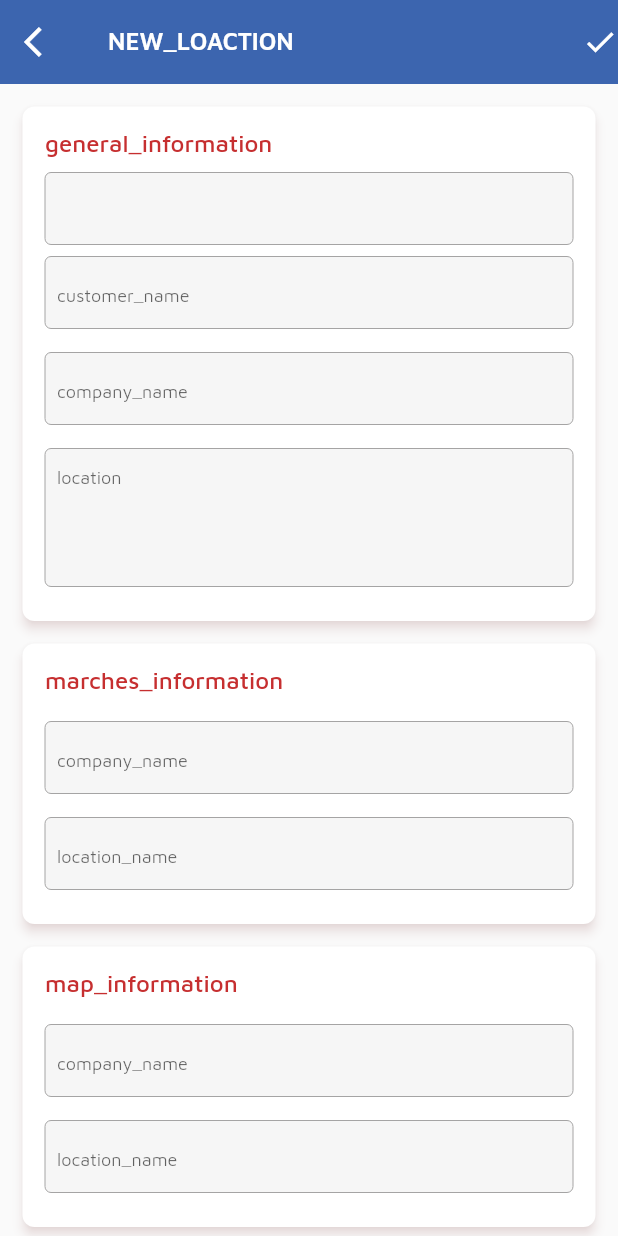
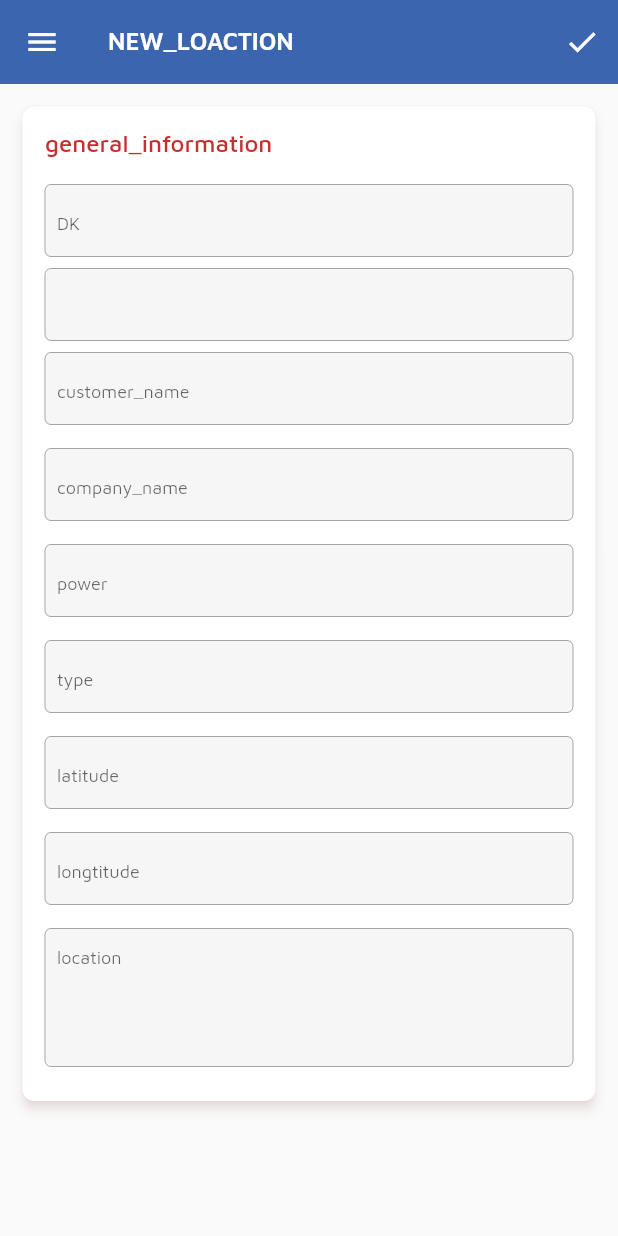
Before and after one commit to kimchhaychheng555/AKISNI-APP, a Flutter app: the ManageView screen opened by its route, on a phone screen of 412 x 824 dp. Run offline on Flutter 3.47's test engine with Material 2 defaults, Android fonts, the phone set to English and light mode, and no system bars; drawn by our look-alikes of date_time_picker, loading_overlay; our stand-ins replace badges, flutter_spinkit, fluttertoast, geolocator, get, get_storage and 3 more; missing offline and left inert: custom_marker, encrypt, mongo_dart; accounts and stored records are empty; statements that could not run were skipped.

Commit message:
add file location

```diff
--- a/akisni_app/lib/controllers/manage_controller.dart
+++ b/akisni_app/lib/controllers/manage_controller.dart
@@ -6,17 +6,17 @@ import 'package:uuid/uuid.dart';
 
 class ManageController extends GetxController {
   var isLoading = false.obs;
-
+  final formKey = GlobalKey<FormState>();
   // Var Location Temp
   var installDate = ''.obs;
   var nameCtrl = TextEditingController();
-  var power = ''.obs;
-  var type = ''.obs;
-  var location = ''.obs;
-  var customerName = ''.obs;
-  var companyName = ''.obs;
-  var latitude = ''.obs;
-  var longtitude = ''.obs;
+  var powerCtrl = TextEditingController();
+  var typeCtrl = TextEditingController();
+  var locationCtrl = TextEditingController();
+  var customerNameCtrl = TextEditingController();
+  var companyNameCtrl = TextEditingController();
+  var latitudeCtrl = TextEditingController();
+  var longtitudeCtrl = TextEditingController();
   // End
 
   void onSelectChangeDate(String? value) {
--- a/akisni_app/lib/controllers/new_user_controller.dart
+++ b/akisni_app/lib/controllers/new_user_controller.dart
@@ -1,3 +1,11 @@
+import 'package:flutter/cupertino.dart';
 import 'package:get/get.dart';
 
-class NewUserController extends GetxController {}
+class NewUserController extends GetxController {
+  var isLoading = false.obs;
+  final formKey = GlobalKey<FormState>();
+  final List<String> list = <String>['Admin', 'GM', 'HR', 'Staff'];
+
+  var userNameCtrl = TextEditingController();
+  var phoneNumberCtrl = TextEditingController();
+}
--- a/akisni_app/lib/helper/app_bindings.dart
+++ b/akisni_app/lib/helper/app_bindings.dart
@@ -3,6 +3,7 @@ import 'package:akisni_app/controllers/location_controller.dart';
 import 'package:akisni_app/controllers/login_controller.dart';
 import 'package:akisni_app/controllers/main_controller.dart';
 import 'package:akisni_app/controllers/manage_controller.dart';
+import 'package:akisni_app/controllers/new_user_controller.dart';
 import 'package:akisni_app/controllers/user_list_controller.dart';
 import 'package:get/get.dart';
 
@@ -15,5 +16,6 @@ class AppBindings extends Bindings {
     Get.lazyPut<LocationController>(() => LocationController());
     Get.lazyPut<UserListController>(() => UserListController());
     Get.lazyPut<ManageController>(() => ManageController());
+    Get.lazyPut<NewUserController>(() => NewUserController());
   }
 }
--- a/akisni_app/lib/helper/app_routes.dart
+++ b/akisni_app/lib/helper/app_routes.dart
@@ -5,6 +5,7 @@ import 'package:akisni_app/views/login_views/login_view.dart';
 import 'package:akisni_app/views/main_views.dart';
 import 'package:akisni_app/views/manage_views/manage_view.dart';
 import 'package:akisni_app/views/no_network_view.dart';
+import 'package:akisni_app/views/user_list_views/new_user_view.dart';
 import 'package:akisni_app/views/user_list_views/user_list_view.dart';
 import 'package:get/get.dart';
 
@@ -43,6 +44,11 @@ class AppRoute {
           binding: AppBindings(),
         ),
         GetPage(
+          name: NewUserView.routeName,
+          page: () => NewUserView(),
+          binding: AppBindings(),
+        ),
+        GetPage(
           name: ManageView.routeName,
           page: () => const ManageView(),
           binding: AppBindings(),
--- a/akisni_app/lib/views/manage_views/manage_view.dart
+++ b/akisni_app/lib/views/manage_views/manage_view.dart
@@ -1,4 +1,5 @@
 import 'package:akisni_app/components/date_time_picker_component.dart';
+import 'package:akisni_app/components/drawer_component.dart';
 import 'package:akisni_app/controllers/manage_controller.dart';
 import 'package:flutter/material.dart';
 import 'package:get/get.dart';
@@ -14,20 +15,26 @@ class ManageView extends StatelessWidget {
   @override
   Widget build(BuildContext context) {
     var controller = Get.find<ManageController>();
-    return Scaffold(
+    return Form(
+      key: controller.formKey,
+      child: Scaffold(
         appBar: AppBar(
-        leading: IconButton(
-          icon: Icon(Icons.arrow_back_ios),
-          onPressed: () {},
-        ),
           elevation: 0,
           automaticallyImplyLeading: true,
           backgroundColor: BluePrimary,
-        actions: [Icon(Icons.check)],
+          actions: [
+            IconButton(
+              onPressed: () {
+                controller.onSave();
+              },
+              icon: Icon(Icons.check),
+            )
+          ],
           title: TextHeaderComponent(
             text: "new_loaction".tr.toUpperCase(),
           ),
         ),
+        drawer: DrawerComponent(),
         body: LoadingOverlayComponent(
           child: SingleChildScrollView(
             padding: EdgeInsets.all(DEFAULT_PADDING),
@@ -38,16 +45,37 @@ class ManageView extends StatelessWidget {
                   isHasTitle: true,
                   child: Column(
                     children: [
+                      InputTextComponent(
+                        controller: controller.nameCtrl,
+                        placeholder: 'dk'.toUpperCase(),
+                      ),
                       DateTimePickerComponent(
                         onSelectonChange: (date) =>
                             controller.onSelectChangeDate(date),
                       ),
                       InputTextComponent(
-                      controller: controller.nameCtrl,
+                        controller: controller.customerNameCtrl,
                         placeholder: 'customer_name',
                       ),
                       InputTextComponent(
+                        controller: controller.companyNameCtrl,
                         placeholder: 'company_name'.tr,
+                      ),
+                      InputTextComponent(
+                        controller: controller.powerCtrl,
+                        placeholder: 'power'.tr,
+                      ),
+                      InputTextComponent(
+                        controller: controller.typeCtrl,
+                        placeholder: 'type'.tr,
+                      ),
+                      InputTextComponent(
+                        controller: controller.latitudeCtrl,
+                        placeholder: 'latitude'.tr,
+                      ),
+                      InputTextComponent(
+                        controller: controller.longtitudeCtrl,
+                        placeholder: 'longtitude'.tr,
                       ),
                       InputTextComponent(
                         isTextArea: true,
@@ -56,49 +84,8 @@ class ManageView extends StatelessWidget {
                     ],
                   ),
                 ),
-              CardComponent(
-                title: 'marches_information'.tr,
-                isHasTitle: true,
-                child: Column(
-                  children: [
-                    InputTextComponent(
-                      placeholder: 'company_name'.tr,
-                    ),
-                    InputTextComponent(
-                      placeholder: 'location_name'.tr,
-                    ),
               ],
             ),
-              ),
-              CardComponent(
-                title: 'map_information'.tr,
-                isHasTitle: true,
-                child: Column(
-                  children: [
-                    InputTextComponent(
-                      placeholder: 'company_name'.tr,
-                    ),
-                    InputTextComponent(
-                      placeholder: 'location_name'.tr,
-                    ),
-                  ],
-                ),
-              ),
-              CardComponent(
-                title: 'image'.tr,
-                isHasTitle: true,
-                child: Column(
-                  children: [
-                    InputTextComponent(
-                      placeholder: 'company_name'.tr,
-                    ),
-                    InputTextComponent(
-                      placeholder: 'location_name'.tr,
-                    ),
-                  ],
-                ),
-              ),
-            ],
           ),
         ),
       ),
```
Also changed, not shown: akisni_app/lib/components/select_opction_component.dart (added, +31 -0 lines), akisni_app/lib/views/user_list_views/components/user_list_item.dart (+8 -22 lines), akisni_app/lib/views/user_list_views/new_user_view.dart (+14 -5 lines). Lines whose indentation alone changed are shown as unchanged.
